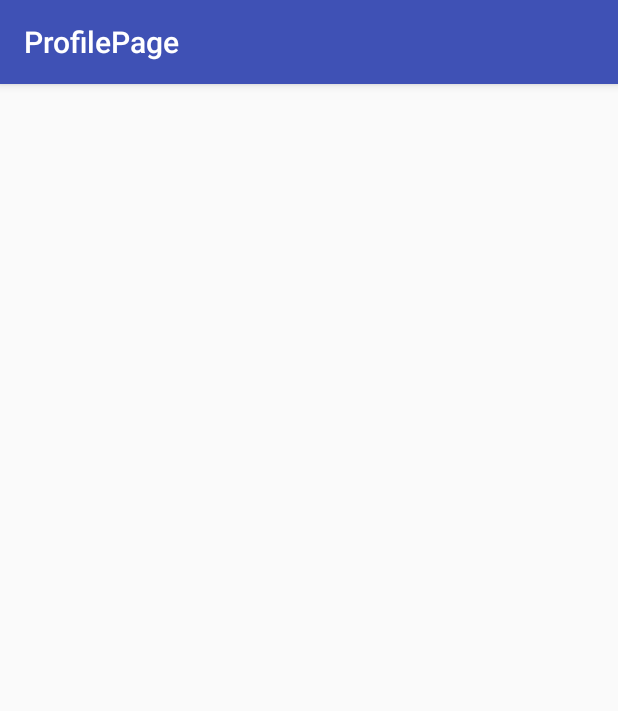
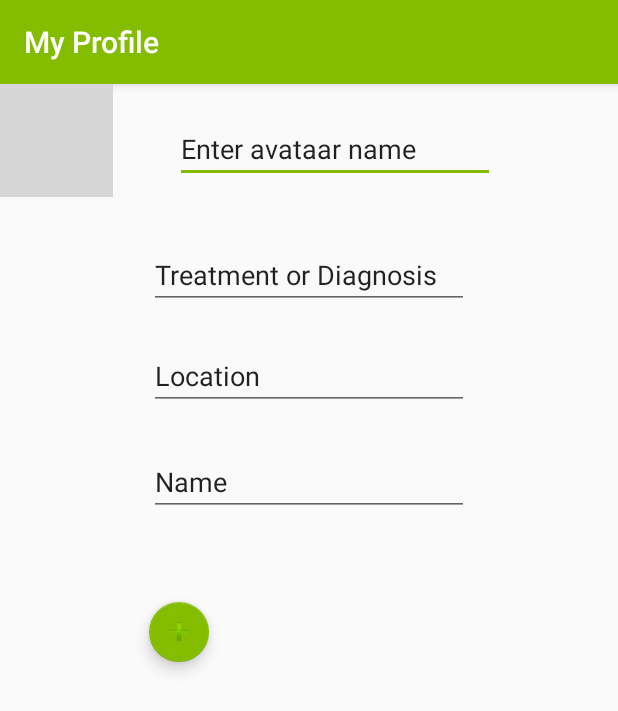
Before and after one commit to bruceab2/patient2patient, an Android app: the ProfilePage screen opened directly, with no data from a screen before it, on a phone screen of 412 x 824 dp. Shown: the top 711 px of the screen. Run offline under Robolectric (Android 15) with nearby library versions, the phone set to English and light mode, and no system bars; grey boxes are pictures that could not be loaded.

Commit message:
added profile pic

```diff
--- a/app/src/main/res/layout/activity_profile_page.xml
+++ b/app/src/main/res/layout/activity_profile_page.xml
@@ -37,17 +37,13 @@
         app:layout_constraintLeft_toRightOf="parent"
         android:layout_marginLeft="172dp" />
 
-    <android.support.v4.widget.CircleImageView />
+
     <ImageView
         android:id="@+id/imageView3"
-        android:layout_width="wrap_content"
-        android:layout_height="wrap_content"
-        android:layout_alignBottom="@+id/navigation"
-        android:layout_marginLeft="42dp"
-        android:layout_marginStart="42dp"
-        android:layout_toEndOf="@+id/content"
-        android:layout_toRightOf="@+id/content"
-        app:srcCompat="@android:drawable/ic_menu_camera" />
+        android:layout_width="75dp"
+        android:layout_height="75dp"
+        android:src="@drawable/phoenix"
+        android:layout_below="@+id/content" />
 
     <android.support.design.widget.FloatingActionButton
         android:id="@+id/floatingActionButton4"
@@ -65,26 +61,25 @@
         android:id="@+id/editText"
         android:layout_width="wrap_content"
         android:layout_height="wrap_content"
-        android:layout_alignTop="@+id/imageView3"
-        android:layout_marginLeft="25dp"
-        android:layout_marginStart="25dp"
-        android:layout_toEndOf="@+id/imageView3"
-        android:layout_toRightOf="@+id/imageView3"
+        android:layout_marginLeft="17dp"
+        android:layout_marginStart="17dp"
         android:ems="10"
         android:inputType="textPersonName"
-        android:text="Enter avataar name" />
+        android:text="Enter avataar name"
+        android:layout_alignBottom="@+id/navigation"
+        android:layout_alignLeft="@+id/editText2"
+        android:layout_alignStart="@+id/editText2" />
 
     <EditText
         android:id="@+id/editText2"
         android:layout_width="wrap_content"
         android:layout_height="wrap_content"
-        android:layout_alignLeft="@+id/imageView3"
-        android:layout_alignStart="@+id/imageView3"
-        android:layout_below="@+id/editText"
-        android:layout_marginTop="58dp"
+        android:layout_marginTop="29dp"
         android:ems="10"
         android:inputType="textPersonName"
-        android:text="Treatment or Diagnosis" />
+        android:text="Treatment or Diagnosis"
+        android:layout_below="@+id/imageView3"
+        android:layout_centerHorizontal="true" />
 
     <EditText
         android:id="@+id/editText3"
--- a/app/src/main/res/values/colors.xml
+++ b/app/src/main/res/values/colors.xml
@@ -1,6 +1,6 @@
 <?xml version="1.0" encoding="utf-8"?>
 <resources>
-    <color name="colorPrimary">#3F51B5</color>
-    <color name="colorPrimaryDark">#303F9F</color>
-    <color name="colorAccent">#FF4081</color>
+    <color name="colorPrimary">#84BD00</color>
+    <color name="colorPrimaryDark">#072949</color>
+    <color name="colorAccent">#84BD00</color>
 </resources>
--- a/app/src/main/res/values/strings.xml
+++ b/app/src/main/res/values/strings.xml
@@ -1,7 +1,7 @@
 <resources>
     <string name="app_name">Patient2Patient</string>
 
-    <string name="title_activity_profile_page">ProfilePage</string>
+    <string name="title_activity_profile_page">My Profile</string>
     <string name="title_home">Home</string>
     <string name="title_dashboard">Dashboard</string>
     <string name="title_notifications">Notifications</string>
```
